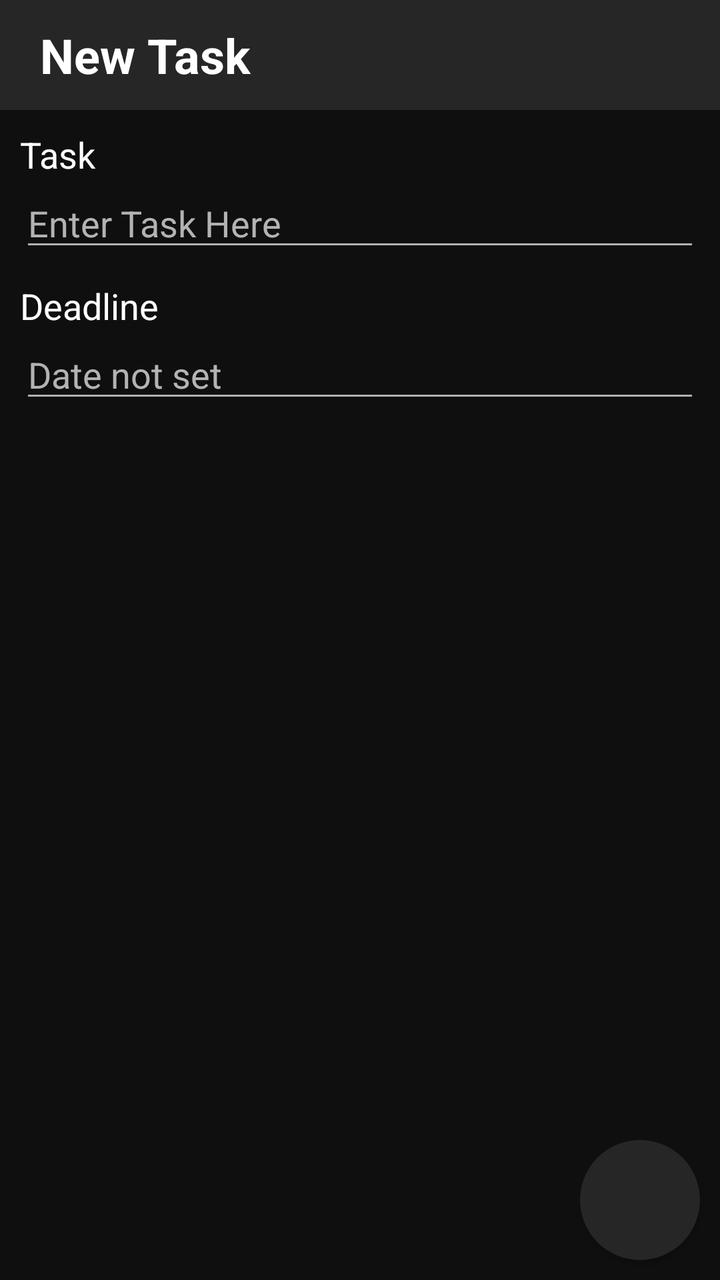
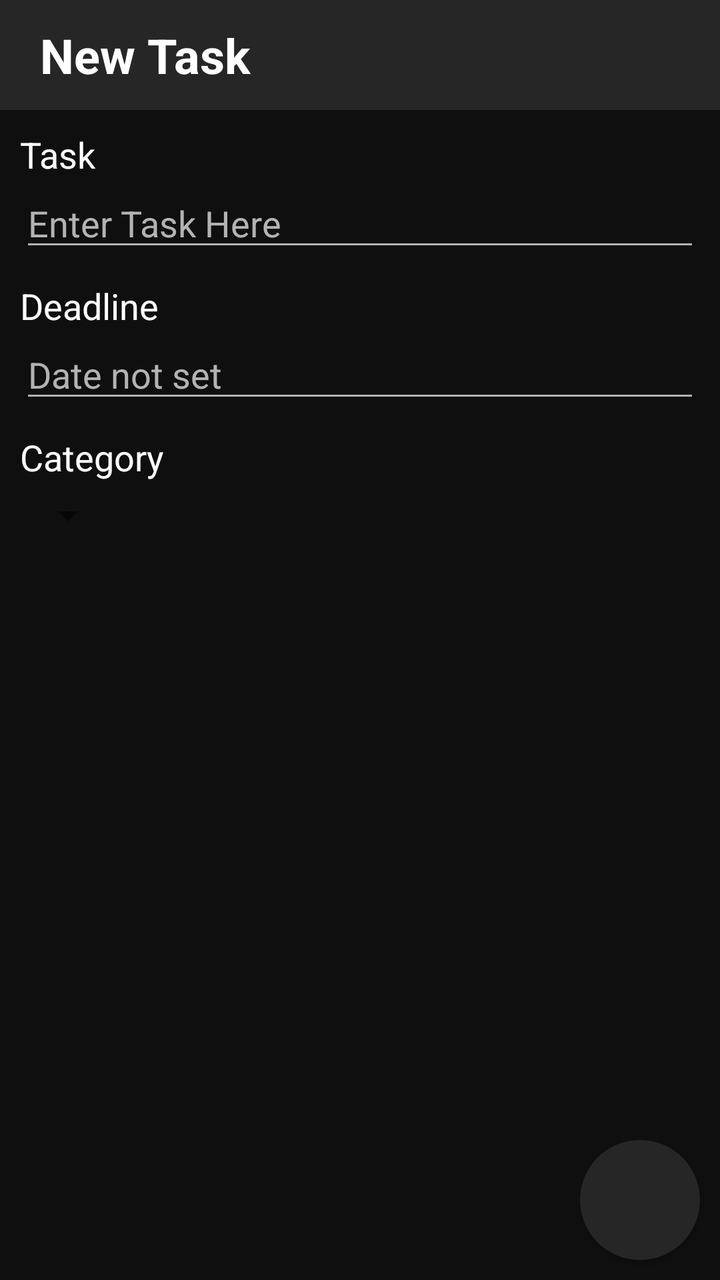

Compare the two renders of this Android layout. The source of the first and the diff that turns it into the second are given below.
<!-- AndroidManifest.xml: application theme Theme.MakeMeGrow -->
<!-- res/layout/activity_task.xml -->
<?xml version="1.0" encoding="utf-8"?>
<androidx.constraintlayout.widget.ConstraintLayout
    xmlns:android="http://schemas.android.com/apk/res/android"
    xmlns:app="http://schemas.android.com/apk/res-auto"
    xmlns:tools="http://schemas.android.com/tools"
    android:id="@+id/main"
    android:layout_width="match_parent"
    android:layout_height="match_parent"
    android:background="@color/black"
    tools:context=".ui.activity.TaskActivity">

    <LinearLayout
        android:id="@+id/layout_bar"
        android:layout_width="match_parent"
        android:layout_height="55dp"
        app:layout_constraintTop_toTopOf="parent"
        android:paddingVertical="10dp"
        android:paddingHorizontal="20dp"
        android:background="@color/dark_gray"
        android:orientation="horizontal"
        android:gravity="center_vertical|end">

        <TextView
            android:id="@+id/text_title"
            android:layout_width="0dp"
            android:layout_height="wrap_content"
            android:layout_weight="1"
            android:text="@string/new_task"
            android:textColor="@color/white"
            android:textSize="@dimen/text_large"
            android:textStyle="bold"/>

        <androidx.appcompat.widget.AppCompatButton
            android:id="@+id/button_delete"
            android:layout_width="25dp"
            android:layout_height="25dp"
            android:background="@color/dark_gray"
            android:foreground="@drawable/ic_bin"
            android:visibility="gone"/>

    </LinearLayout>

    <LinearLayout
        android:id="@+id/container_task"
        android:layout_width="match_parent"
        android:layout_height="wrap_content"
        app:layout_constraintTop_toBottomOf="@id/layout_bar"
        android:layout_margin="10dp"
        android:orientation="vertical">

        <TextView
            android:layout_width="wrap_content"
            android:layout_height="wrap_content"
            android:text="@string/task"
            android:textColor="@color/white"
            android:textSize="@dimen/text_medium"/>

        <EditText
            android:id="@+id/input_task"
            android:layout_width="match_parent"
            android:layout_height="wrap_content"
            android:backgroundTint="@color/light_gray"
            android:hint="@string/enter_task_here"
            android:importantForAutofill="no"
            android:inputType="text"
            android:textColorHint="@color/light_gray"
            android:textColor="@color/light_gray"
            android:textSize="@dimen/text_medium"/>

    </LinearLayout>

    <LinearLayout
        android:id="@+id/container_deadline"
        android:layout_width="match_parent"
        android:layout_height="wrap_content"
        app:layout_constraintTop_toBottomOf="@id/container_task"
        android:layout_margin="10dp"
        android:orientation="vertical">

        <TextView
            android:layout_width="wrap_content"
            android:layout_height="wrap_content"
            android:text="@string/deadline"
            android:textColor="@color/white"
            android:textSize="@dimen/text_medium"/>

        <LinearLayout
            android:layout_width="match_parent"
            android:layout_height="wrap_content"
            android:orientation="horizontal"
            android:gravity="center">

            <EditText
                android:id="@+id/input_date"
                android:layout_width="0dp"
                android:layout_height="wrap_content"
                android:layout_weight="1"
                android:backgroundTint="@color/light_gray"
                android:hint="@string/date_not_set"
                android:importantForAutofill="no"
                android:inputType="date"
                android:textColorHint="@color/light_gray"
                android:textColor="@color/light_gray"
                android:textSize="@dimen/text_medium"
                android:focusable="false"
                android:clickable="true"/>

            <androidx.appcompat.widget.AppCompatButton
                android:id="@+id/button_clear_date"
                android:layout_width="25dp"
                android:layout_height="25dp"
                android:layout_marginStart="10dp"
                android:background="@drawable/shape_round"
                android:foreground="@drawable/ic_cross"
                android:visibility="gone"/>

        </LinearLayout>

        <LinearLayout
            android:id="@+id/layout_time_selection"
            android:layout_width="match_parent"
            android:layout_height="wrap_content"
            android:orientation="horizontal"
            android:gravity="center"
            android:visibility="gone">

            <EditText
                android:id="@+id/input_time"
                android:layout_width="0dp"
                android:layout_height="wrap_content"
                android:layout_weight="1"
                android:backgroundTint="@color/light_gray"
                android:hint="@string/time_not_set"
                android:importantForAutofill="no"
                android:inputType="time"
                android:textColorHint="@color/light_gray"
                android:textColor="@color/light_gray"
                android:textSize="@dimen/text_medium"
                android:focusable="false"
                android:clickable="true"/>

            <androidx.appcompat.widget.AppCompatButton
                android:id="@+id/button_clear_time"
                android:layout_width="25dp"
                android:layout_height="25dp"
                android:layout_marginStart="10dp"
                android:background="@drawable/shape_round"
                android:foreground="@drawable/ic_cross"
                android:visibility="gone"/>

        </LinearLayout>

    </LinearLayout>

    <LinearLayout
        android:id="@+id/container_repeat"
        android:layout_width="match_parent"
        android:layout_height="wrap_content"
        app:layout_constraintTop_toBottomOf="@id/container_deadline"
        android:layout_margin="10dp"
        android:orientation="vertical"
        android:visibility="gone">

        <TextView
            android:layout_width="wrap_content"
            android:layout_height="wrap_content"
            android:text="@string/repeat"
            android:textColor="@color/white"
            android:textSize="@dimen/text_medium"/>

        <Spinner
            android:id="@+id/spinner_repeat"
            android:layout_width="wrap_content"
            android:layout_height="wrap_content"
            android:layout_marginVertical="5dp"
            android:popupBackground="@color/dark_gray"
            tools:listitem="@layout/layout_repeat_type"/>

    </LinearLayout>

    <androidx.appcompat.widget.AppCompatButton
        android:id="@+id/button_confirm"
        android:layout_width="60dp"
        android:layout_height="60dp"
        android:layout_margin="10dp"
        app:layout_constraintEnd_toEndOf="parent"
        app:layout_constraintBottom_toBottomOf="parent"
        android:background="@drawable/shape_round"
        android:foreground="@drawable/ic_check_mark"/>

</androidx.constraintlayout.widget.ConstraintLayout>
<!-- res/layout/layout_repeat_type.xml (included above) -->
<?xml version="1.0" encoding="utf-8"?>
<TextView xmlns:android="http://schemas.android.com/apk/res/android"
    android:id="@android:id/text1"
    android:layout_width="match_parent"
    android:layout_height="wrap_content"
    android:paddingVertical="5dp"
    android:paddingHorizontal="10dp"
    android:textColor="@color/white"
    android:textSize="@dimen/text_medium"
    android:singleLine="true"/>
<!-- resources referenced by this layout -->
<resources>
  <color name="black">#0F0F0F</color>
  <color name="dark_gray">#262626</color>
  <color name="light_gray">#B3B3B3</color>
  <color name="white">#FFFFFF</color>
  <dimen name="text_large">24sp</dimen>
  <dimen name="text_medium">18sp</dimen>
  <!-- drawable ic_check_mark (drawable) -->
  <?xml version="1.0" encoding="utf-8"?>
  <vector xmlns:android="http://schemas.android.com/apk/res/android"
      android:width="60dp"
      android:height="60dp"
      android:viewportWidth="100"
      android:viewportHeight="100">
  
      <group
          android:scaleX="0.75"
          android:scaleY="0.75"
          android:translateX="12.5"
          android:translateY="12.5">
  
          <path
              android:pathData="M20,55 L40,75 L80,25"
              android:strokeColor="#FFFFFF"
              android:strokeWidth="10"/>
  
      </group>
  </vector>
  <!-- drawable ic_cross (drawable) -->
  <?xml version="1.0" encoding="utf-8"?>
  <vector xmlns:android="http://schemas.android.com/apk/res/android"
      android:width="25dp"
      android:height="25dp"
      android:viewportWidth="100"
      android:viewportHeight="100">
  
      <group
          android:scaleX="0.5"
          android:scaleY="0.5"
          android:translateX="25"
          android:translateY="25">
  
          <path
              android:pathData="M0,0 L100,100 M100,0 L0,100"
              android:strokeColor="#FFFFFF"
              android:strokeWidth="16"/>
  
      </group>
  </vector>
  <!-- drawable shape_round (drawable) -->
  <?xml version="1.0" encoding="utf-8"?>
  <shape xmlns:android="http://schemas.android.com/apk/res/android"
      android:shape="oval">
      <solid android:color="@color/dark_gray" />
  </shape>
  <string name="date_not_set">Date not set</string>
  <string name="deadline">Deadline</string>
  <string name="enter_task_here">Enter Task Here</string>
  <string name="new_task">New Task</string>
  <string name="repeat">Repeat</string>
  <string name="task">Task</string>
  <string name="time_not_set">Time not set</string>
  <style name="Theme.MakeMeGrow" parent="Theme.MaterialComponents.DayNight.NoActionBar">
          
          <item name="colorPrimary">@color/purple_200</item> 
          <item name="colorPrimaryVariant">@color/purple_700</item>
          <item name="colorOnPrimary">@color/black</item>
          
          <item name="colorSecondary">@color/dark_gray</item> 
          <item name="colorSecondaryVariant">@color/dark_gray</item>
          <item name="colorOnSecondary">@color/black</item>
          
          <item name="android:statusBarColor">?attr/colorPrimaryVariant</item>
          
      </style>
  <color name="purple_200">#FFBB86FC</color>
  <color name="purple_700">#FF3700B3</color>
  <!-- unchanged entries left out for length: 1 -->
</resources>

<!-- the commit's change to res/layout/activity_task.xml (unified diff, before → after) -->
@@ -174,7 +174,32 @@
             android:layout_height="wrap_content"
             android:layout_marginVertical="5dp"
             android:popupBackground="@color/dark_gray"
-            tools:listitem="@layout/layout_repeat_type"/>
+            tools:listitem="@layout/layout_item_small"/>
+
+    </LinearLayout>
+
+    <LinearLayout
+        android:id="@+id/container_category"
+        android:layout_width="match_parent"
+        android:layout_height="wrap_content"
+        app:layout_constraintTop_toBottomOf="@id/container_repeat"
+        android:layout_margin="10dp"
+        android:orientation="vertical">
+
+        <TextView
+            android:layout_width="wrap_content"
+            android:layout_height="wrap_content"
+            android:text="@string/category"
+            android:textColor="@color/white"
+            android:textSize="@dimen/text_medium"/>
+
+        <Spinner
+            android:id="@+id/spinner_category"
+            android:layout_width="wrap_content"
+            android:layout_height="wrap_content"
+            android:layout_marginVertical="5dp"
+            android:popupBackground="@color/dark_gray"
+            tools:listitem="@layout/layout_item_small"/>
 
     </LinearLayout>
 
@@ -189,7 +214,7 @@
         android:foreground="@drawable/ic_check_mark"/>
 
 </androidx.constraintlayout.widget.ConstraintLayout>
-<!-- res/layout/layout_repeat_type.xml (included above) -->
+<!-- res/layout/layout_item_small.xml (included above) -->
 <?xml version="1.0" encoding="utf-8"?>
 <TextView xmlns:android="http://schemas.android.com/apk/res/android"
     android:id="@android:id/text1"
<!-- resource entries referenced after the edit -->
@@ -54,6 +54,7 @@
       android:shape="oval">
       <solid android:color="@color/dark_gray" />
   </shape>
+  <string name="category">Category</string>
   <string name="date_not_set">Date not set</string>
   <string name="deadline">Deadline</string>
   <string name="enter_task_here">Enter Task Here</string>
